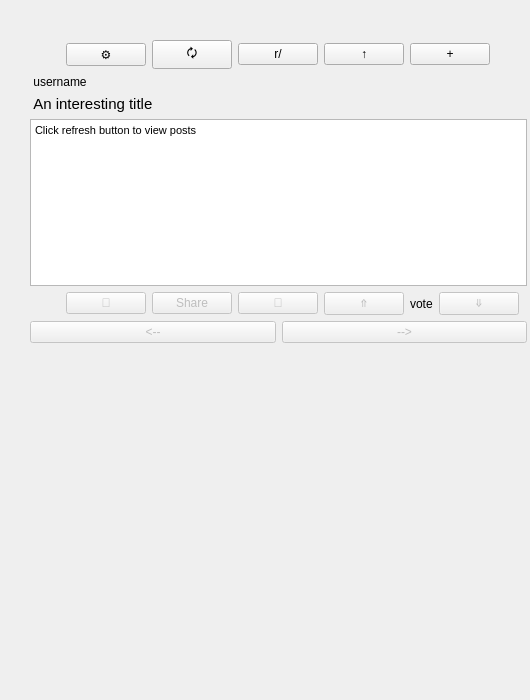
First picture: the form in main_ui.ui, repository Andrew-71/crappit-for-reddit, before the edit.
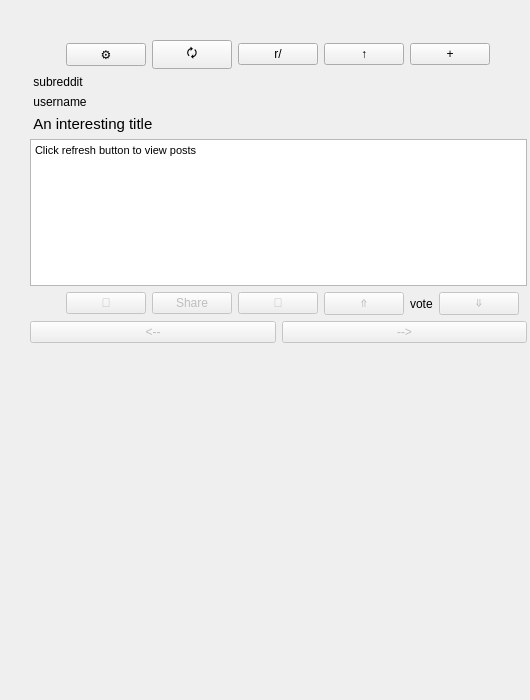
Second picture: the form after the edit.

Diff of the .ui file:
```diff
--- a/main_ui.ui
+++ b/main_ui.ui
@@ -94,6 +94,19 @@
       </item>
      </layout>
     </item>
+    <item>
+     <widget class="QLabel" name="subreddit_and_time_text">
+      <property name="sizePolicy">
+       <sizepolicy hsizetype="Preferred" vsizetype="Fixed">
+        <horstretch>0</horstretch>
+        <verstretch>0</verstretch>
+       </sizepolicy>
+      </property>
+      <property name="text">
+       <string> subreddit</string>
+      </property>
+     </widget>
+    </item>
     <item>
      <layout class="QHBoxLayout" name="horizontalLayout_5">
       <item>
```
